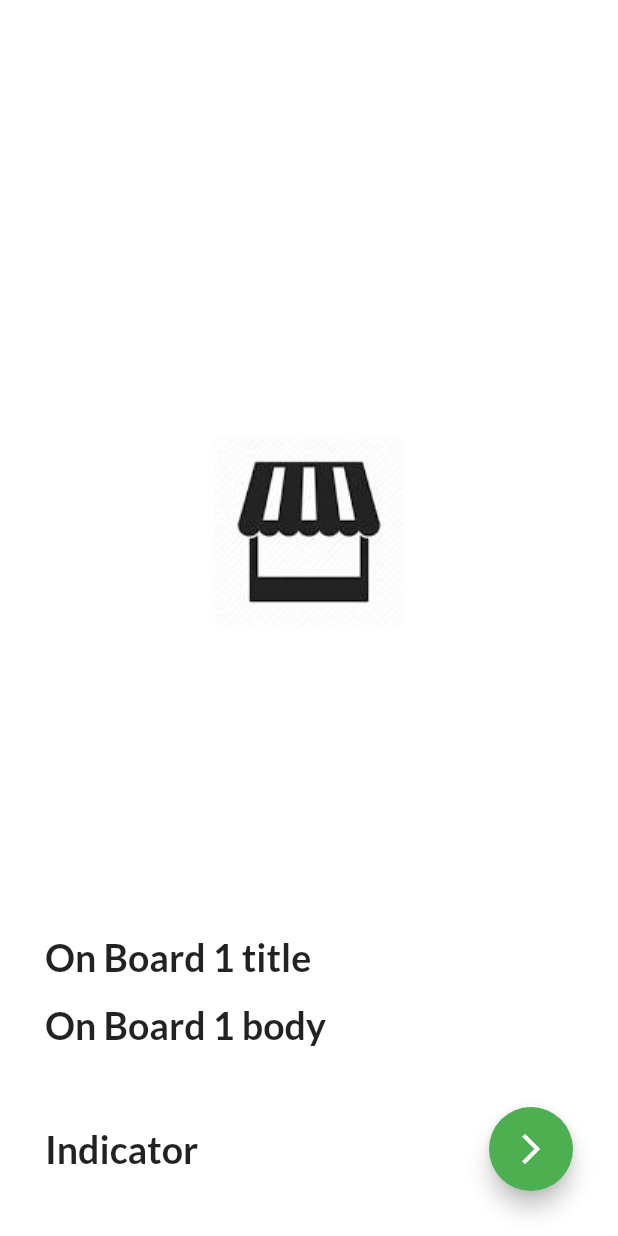
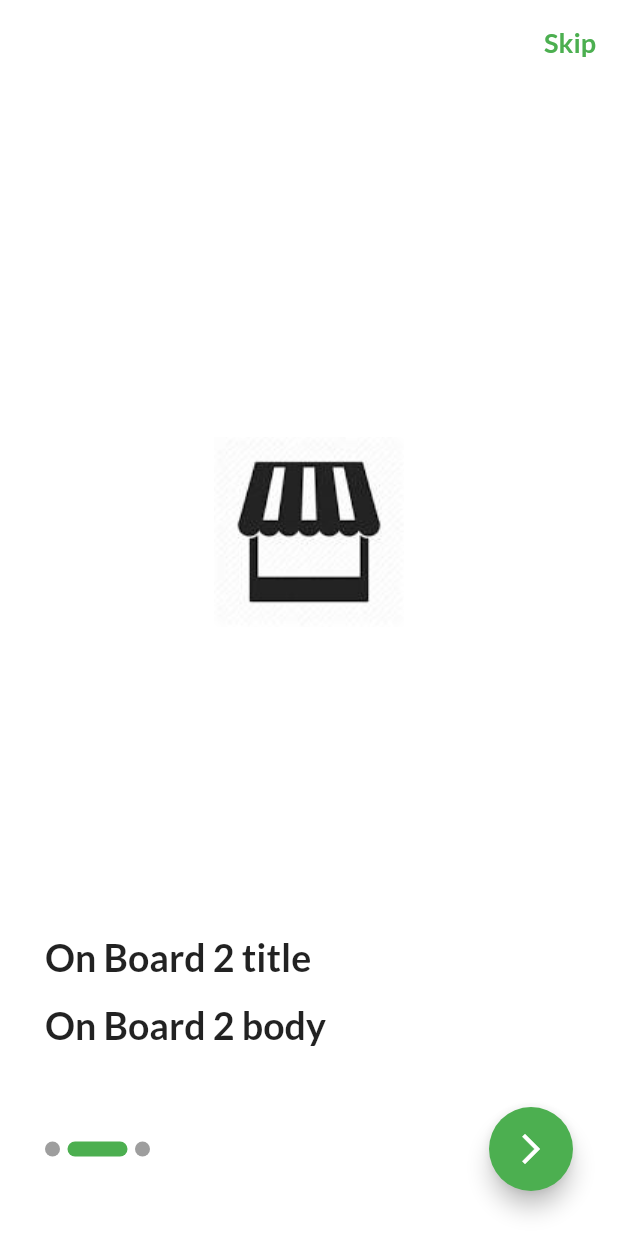
Before and after one commit to makdad-raee/shop_app, a Flutter app: the screen it shows after launch, after a tap on the "arrow forward ios" icon, on a phone screen of 412 x 824 dp. Run offline on Flutter 3.47's test engine with Material 2 defaults, Android fonts, the phone set to English and light mode, and no system bars; drawn by our look-alikes of smooth_page_indicator; our stand-ins replace flutter_bloc, google_fonts, hexcolor.

Commit message:
on boarding screen done

```diff
--- a/lib/componants/componants.dart
+++ b/lib/componants/componants.dart
@@ -1,5 +1,6 @@
 import 'package:flutter/material.dart';
 import 'package:shope_app/modules/onboarding_models.dart';
+const defaulColor=Colors.green;
 
 Widget buildOnBoardingItem(OnBordingModel model)=> Column(
         crossAxisAlignment: CrossAxisAlignment.start,
--- a/lib/cubit/shop_cubit.dart
+++ b/lib/cubit/shop_cubit.dart
@@ -1,9 +1,11 @@
+import 'package:flutter/widgets.dart';
 import 'package:flutter_bloc/flutter_bloc.dart';
 import 'package:shope_app/cubit/shop_states.dart';
 import 'package:shope_app/modules/onboarding_models.dart';
 
 class ShopCubit extends Cubit<ShopState>{
   ShopCubit():super(ShopintialState());
+
   static ShopCubit get(context)=>BlocProvider.of(context);
 
   List<OnBordingModel> onBording=[
@@ -11,4 +13,6 @@ class ShopCubit extends Cubit<ShopState>{
     OnBordingModel(body: 'On Board 2 body', title: 'On Board 2 title'),
     OnBordingModel(body: 'On Board 3 body', title: 'On Board 3 title')
   ];
+  PageController pageController=PageController();
+  bool isLast=false;
 }
--- a/lib/main.dart
+++ b/lib/main.dart
@@ -1,7 +1,7 @@
 import 'package:flutter/material.dart';
 import 'package:flutter_bloc/flutter_bloc.dart';
 import 'package:shope_app/cubit/shop_cubit.dart';
-import 'package:shope_app/modules/screens/on_bording_screen.dart';
+import 'package:shope_app/modules/onboarding/on_bording_screen.dart';
 import 'package:shope_app/style/thems.dart';
 
 void main() {
--- /dev/null
+++ b/lib/modules/login/login_screen.dart
@@ -0,0 +1,13 @@
+import 'package:flutter/material.dart';
+
+class LoginScreen extends StatelessWidget {
+  const LoginScreen({super.key});
+
+  @override
+  Widget build(BuildContext context) {
+    return  Scaffold(
+      appBar: AppBar(),
+      //body: ,
+    );
+  }
+}
--- /dev/null
+++ b/lib/modules/onboarding/on_bording_screen.dart
@@ -0,0 +1,99 @@
+import 'package:flutter/material.dart';
+import 'package:flutter_bloc/flutter_bloc.dart';
+import 'package:shope_app/componants/componants.dart';
+import 'package:shope_app/cubit/shop_cubit.dart';
+import 'package:shope_app/cubit/shop_states.dart';
+import 'package:shope_app/modules/login/login_screen.dart';
+import 'package:smooth_page_indicator/smooth_page_indicator.dart';
+
+class OnBoardingSCreen extends StatefulWidget {
+  const OnBoardingSCreen({super.key});
+
+  @override
+  State<OnBoardingSCreen> createState() => _OnBoardingSCreenState();
+}
+
+class _OnBoardingSCreenState extends State<OnBoardingSCreen> {
+  @override
+  Widget build(BuildContext context) {
+
+    return BlocConsumer<ShopCubit,ShopState>(
+      listener:(context, state) {
+
+      }, builder: (context, state) {
+        var cubit=ShopCubit.get(context);
+        var list =cubit.onBording;
+
+        return Scaffold(
+        appBar: AppBar(
+          actions: [
+         TextButton(onPressed: () {
+                Navigator.of(context).pushAndRemoveUntil(
+                        MaterialPageRoute(builder: (context) =>const LoginScreen(),),(Route<dynamic> route)=>false);
+         }, child:const Text("Skip",style: TextStyle(
+          fontSize: 18,color: Colors.green,fontWeight: FontWeight.bold
+         ),))
+          ],
+        ),
+        body:Padding(
+          padding: const EdgeInsets.all(30.0),
+          child: Column(children: [
+             Expanded(child: PageView.builder(
+              controller:cubit.pageController ,
+              onPageChanged: (value) {
+                if(value==cubit.onBording.length-1){
+
+
+                  setState(() {
+                   cubit.isLast=true;
+                  });
+                }else{
+
+                  setState(() {
+                   cubit.isLast=false;
+                  });
+                }
+                print(cubit.isLast.toString());
+              },
+
+              physics:const BouncingScrollPhysics(),
+
+              itemBuilder: (context, index) => buildOnBoardingItem(list[index]),itemCount: list.length,),),
+             const SizedBox(height: 40,),
+             Row(
+              children: [
+               SmoothPageIndicator(
+                effect:const ExpandingDotsEffect(
+                  dotColor: Colors.grey,
+                  expansionFactor: 4,
+                  dotHeight: 10,
+                  dotWidth: 10,
+                  spacing: 5,
+                  activeDotColor: defaulColor
+                ),
+                controller:cubit.pageController ,
+                count: cubit.onBording.length),
+              const Spacer(),
+                FloatingActionButton(
+                  onPressed: () {
+                    if(cubit.isLast==true){
+                      Navigator.of(context).pushAndRemoveUntil(
+                        MaterialPageRoute(builder: (context) =>const LoginScreen(),),(Route<dynamic> route)=>false);
+                    }else if (cubit.isLast==false){
+                      cubit.pageController.nextPage(
+                    duration:const Duration(microseconds: 750,),
+                   curve: Curves.fastLinearToSlowEaseIn,);
+                    }
+
+                },
+                child:const Icon(Icons.arrow_forward_ios),),
+                //Text("botton")
+              ],
+             )
+          ],),
+        )
+      );
+      },
+    );
+  }
+}
--- a/lib/modules/screens/on_bording_screen.dart
+++ /dev/null
@@ -1,42 +0,0 @@
-import 'package:flutter/material.dart';
-import 'package:flutter_bloc/flutter_bloc.dart';
-import 'package:shope_app/componants/componants.dart';
-import 'package:shope_app/cubit/shop_cubit.dart';
-import 'package:shope_app/cubit/shop_states.dart';
-
-class OnBoardingSCreen extends StatelessWidget {
-  const OnBoardingSCreen({super.key});
-
-  @override
-  Widget build(BuildContext context) {
-    return BlocConsumer<ShopCubit,ShopState>(
-      listener:(context, state) {
-
-      }, builder: (context, state) {
-        var list =ShopCubit.get(context).onBording;
-
-        return Scaffold(
-        appBar: AppBar(),
-        body:Padding(
-          padding: const EdgeInsets.all(30.0),
-          child: Column(children: [
-             Expanded(child: PageView.builder(itemBuilder: (context, index) => buildOnBoardingItem(list[index]),itemCount: list.length,),),
-             const SizedBox(height: 40,),
-             Row(
-              children: [
-               const Text('Indicator'),
-              const Spacer(),
-                FloatingActionButton(onPressed: () {
-
-                },
-                child:const  Icon(Icons.arrow_forward_ios),)
-                //Text("botton")
-              ],
-             )
-          ],),
-        )
-      );
-      },
-    );
-  }
-}
--- a/pubspec.yaml
+++ b/pubspec.yaml
@@ -38,6 +38,7 @@ dependencies:
   hexcolor: ^3.0.1
   google_fonts: ^6.1.0
   flutter_bloc: ^8.1.3
+  smooth_page_indicator: ^1.1.0
 
 dev_dependencies:
   flutter_test:
```
Also changed, not shown: pubspec.lock.
